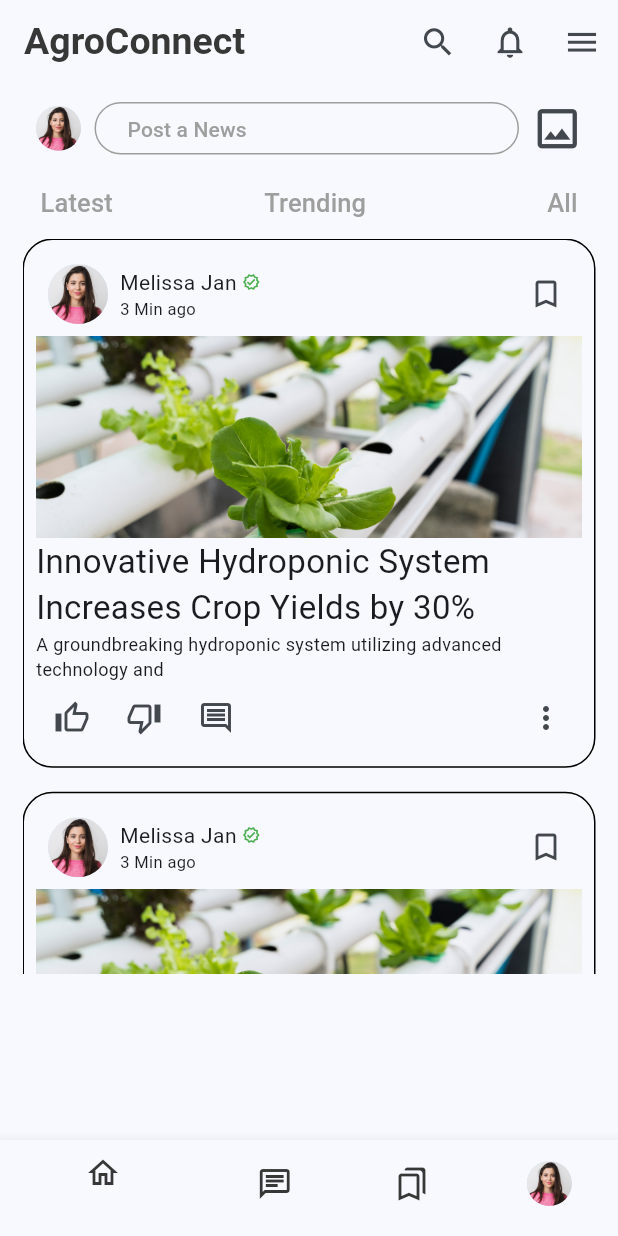
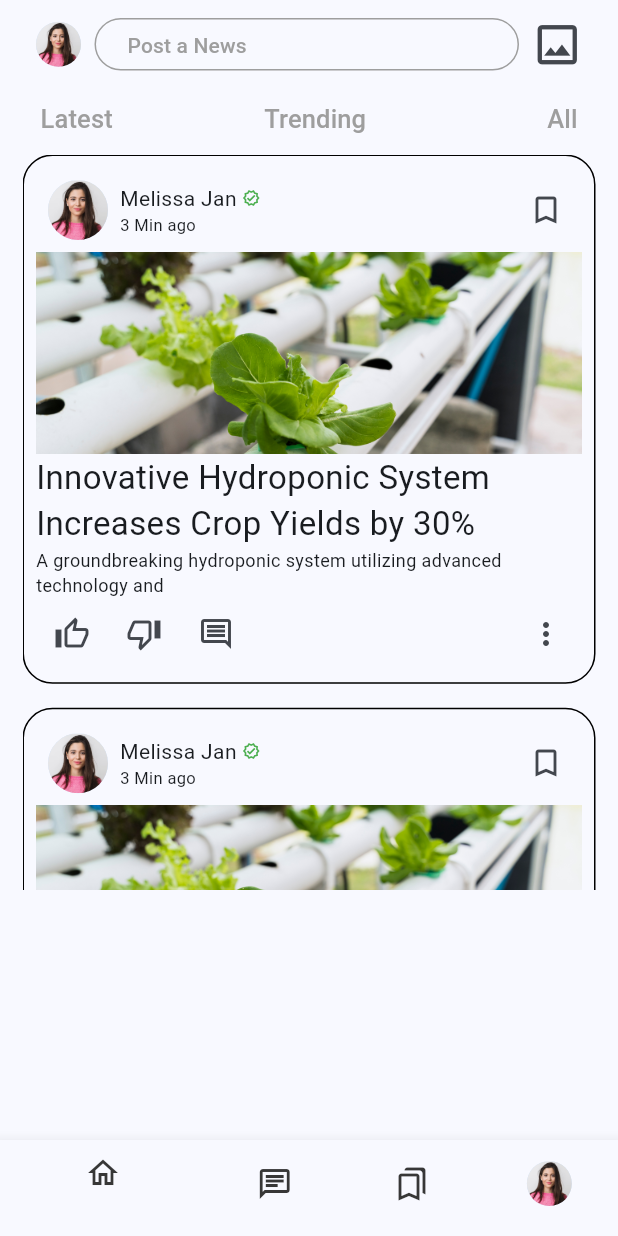
Before and after one commit to BhanuHasaranga/AgroConnect, a Flutter app: the screen it shows after launch, after a tap on "Log In", on a phone screen of 412 x 824 dp. Run offline on Flutter 3.47's test engine with Material 3 defaults, Android fonts, the phone set to English and light mode, and no system bars; our stand-ins replace dotted_border, firebase_auth, firebase_core, image_picker; accounts and stored records are empty.

Commit message:
remove appbar from screens

```diff
--- a/lib/screens/ask_screen.dart
+++ b/lib/screens/ask_screen.dart
@@ -4,7 +4,7 @@ import 'package:flutter/material.dart';
 
 import '../widgets/communityCircle.dart';
 import '../widgets/contentCategories.dart';
-import '../widgets/myAppBar.dart';
+// import '../widgets/myAppBar.dart';
 import '../widgets/postSomethingField.dart';
 
 class AskScreen extends StatelessWidget {
@@ -12,7 +12,6 @@ class AskScreen extends StatelessWidget {
   @override
   Widget build(BuildContext context) {
     return Scaffold(
-      appBar: const MyAppBar(),
       body: Padding(
         padding: const EdgeInsets.symmetric(horizontal: 15, vertical: 5),
         child: Column(
--- a/lib/screens/landing_screen.dart
+++ b/lib/screens/landing_screen.dart
@@ -11,7 +11,6 @@ class LandingScreen extends StatelessWidget {
   @override
   Widget build(BuildContext context) {
     return Scaffold(
-      appBar: const MyAppBar(),
       body: Padding(
         padding: const EdgeInsets.symmetric(horizontal: 15, vertical: 4),
         child: Column(
--- a/lib/screens/saved_content_screen.dart
+++ b/lib/screens/saved_content_screen.dart
@@ -9,7 +9,6 @@ class SavedContentScreen extends StatelessWidget {
   @override
   Widget build(BuildContext context) {
     return Scaffold(
-      appBar: const MyAppBar(),
       body: Padding(
         padding: const EdgeInsets.symmetric(horizontal: 15, vertical: 2),
         child: Column(
--- a/lib/screens/user_profile_screen.dart
+++ b/lib/screens/user_profile_screen.dart
@@ -10,7 +10,6 @@ class UserProfileScreen extends StatelessWidget {
   @override
   Widget build(BuildContext context) {
     return Scaffold(
-      appBar: const MyAppBar(),
       body: Padding(
         padding: const EdgeInsets.symmetric(horizontal: 15, vertical: 10),
         child: SingleChildScrollView(
```
